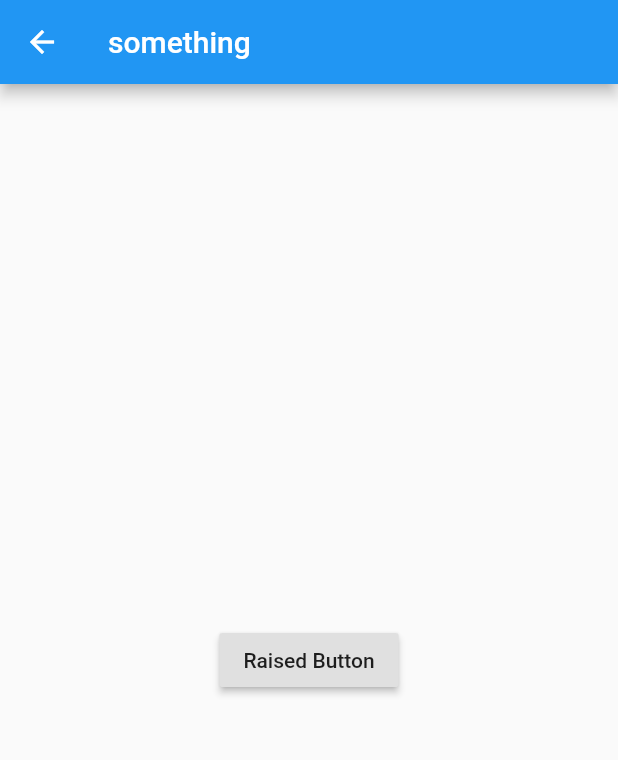
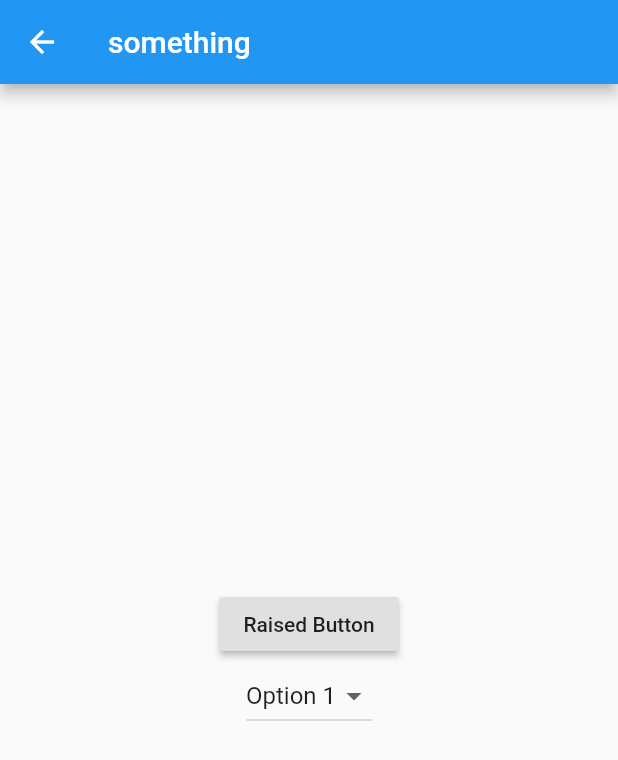
Before and after one commit to Maharba/reference_app, a Flutter app: the screen it shows after launch, after a tap on "Buttons", on a phone screen of 412 x 824 dp. Shown: the top 760 px of the screen. Run offline on Flutter 3.47's test engine with Material 2 defaults, Android fonts, the phone set to English and light mode, and no system bars.

Commit message:
Added more buttons

```diff
--- a/lib/views/buttons.dart
+++ b/lib/views/buttons.dart
@@ -12,12 +12,29 @@ class Buttons extends StatelessWidget {
             onPressed:() => Navigator.pop(context, false),
           )
         ),
-        body: Center(
-          child: RaisedButton(
-            child: Text('Raised Button'),
-            onPressed: () => print("object")
-          ),
-        ),
+        body: Align(
+          child: Column(
+            mainAxisAlignment: MainAxisAlignment.center,
+            children: <Widget>[
+              RaisedButton(
+                child: Text('Raised Button'),
+                onPressed: () => print("You have pressed the RaisedButton.")
+              ),
+              DropdownButton(
+                items: [
+                  DropdownMenuItem(
+                    child: Text("Option 1")
+                  ),
+                  DropdownMenuItem(
+                    child: Text("Option 2")
+                  ),
+                ],
+                onChanged: (param) => print("Since this is a Stateless Widget, it cannot change the state of the current view." +
+                "Make this a Statefull Widget in order to modify the UI.")
+              )
+            ],
+          )
+        )
       )
     );
   }
```
